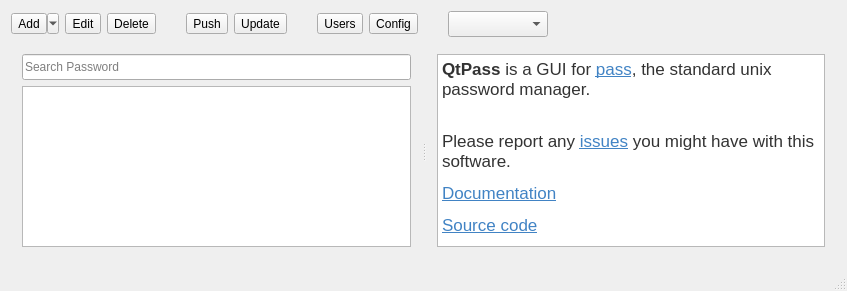
IJHack/QtPass, file mainwindow.ui: the form before one commit.
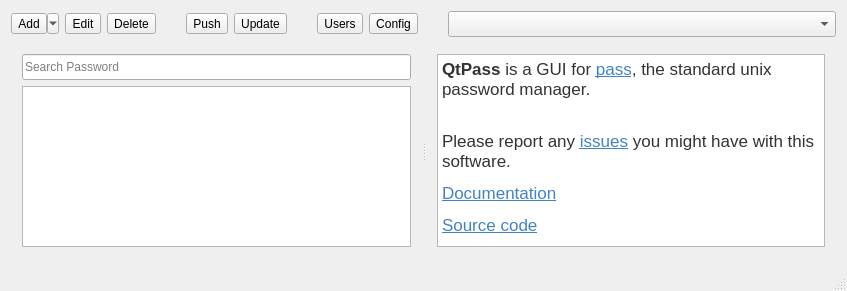
The form after the commit. Icons and pictures are not drawn.

Patch:
```diff
--- a/mainwindow.ui
+++ b/mainwindow.ui
@@ -238,19 +238,6 @@
          </property>
         </widget>
        </item>
-       <item>
-        <spacer name="horizontalSpacer_4">
-         <property name="orientation">
-          <enum>Qt::Horizontal</enum>
-         </property>
-         <property name="sizeHint" stdset="0">
-          <size>
-           <width>100</width>
-           <height>20</height>
-          </size>
-         </property>
-        </spacer>
-       </item>
       </layout>
      </widget>
     </item>
```
Left out of the diff: 10 changed lines with no effect on the pictures.
